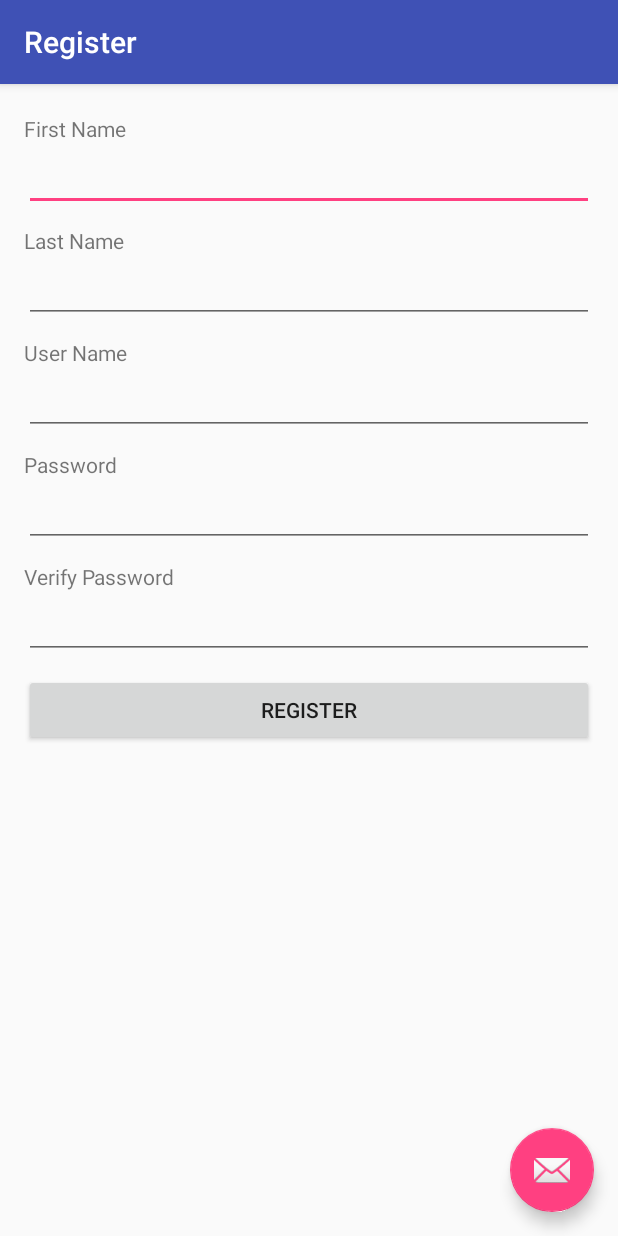
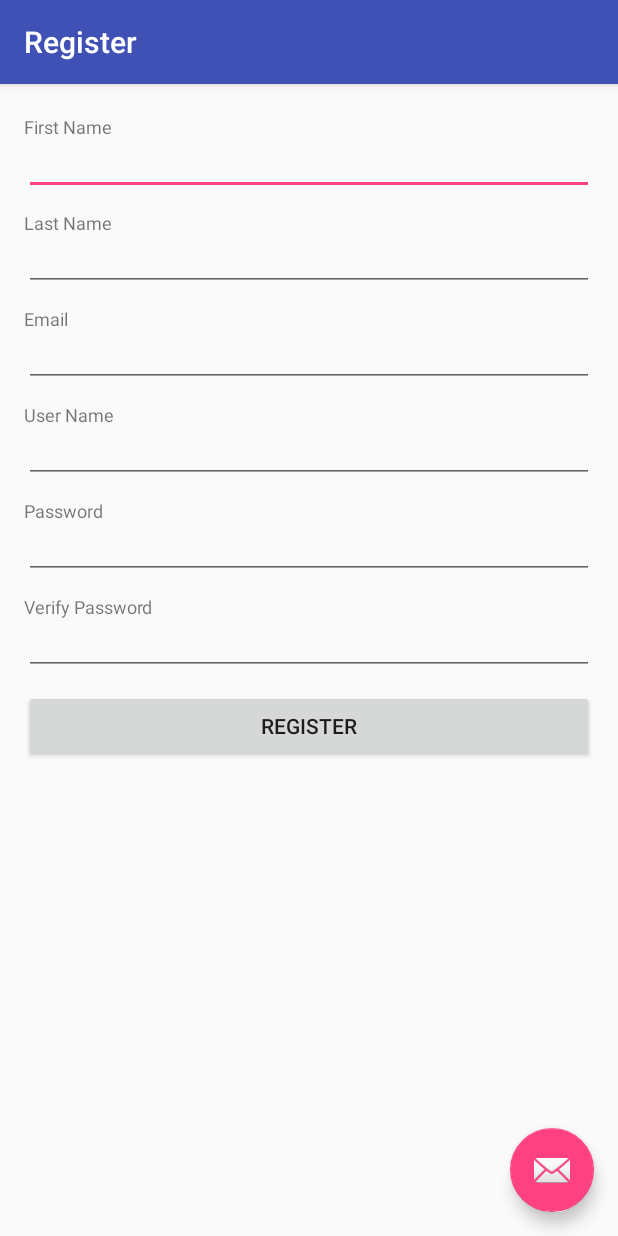
Before and after one commit to anikaboyd/BuzzMovieSelector, an Android app: the screen it shows after launch (Register), after a tap on "Not already a user? Register", on a phone screen of 412 x 824 dp. Run offline under Robolectric (Android 15) with nearby library versions, the phone set to English and light mode, and no system bars.

Commit message:
non persistent registration and profile editing
functional registration and ability to edit profile
(cancelling registration is still ?)

```diff
--- a/app/src/main/java/howimetyourmotherboard/buzzmovieselector/MainActivity.java
+++ b/app/src/main/java/howimetyourmotherboard/buzzmovieselector/MainActivity.java
@@ -1,6 +1,7 @@
 package howimetyourmotherboard.buzzmovieselector;
 
 import android.content.Intent;
+import android.content.SharedPreferences;
 import android.graphics.Typeface;
 import android.os.Bundle;
 import android.support.design.widget.FloatingActionButton;
@@ -13,12 +14,18 @@ import android.view.MenuItem;
 import android.widget.EditText;
 import android.widget.TextView;
 import android.widget.Toast;
+import android.util.Log;
 
 import org.w3c.dom.Text;
+
+import java.util.HashMap;
 
 public class MainActivity extends AppCompatActivity {
     EditText username;
     EditText password;
+    static User currentUser = null;
+    HashMap<String,User> userStore = Register.getUserStore();
+
     @Override
     protected void onCreate(Bundle savedInstanceState) {
         super.onCreate(savedInstanceState);
@@ -26,14 +33,6 @@ public class MainActivity extends AppCompatActivity {
         Toolbar toolbar = (Toolbar) findViewById(R.id.toolbar);
         setSupportActionBar(toolbar);
 
-        FloatingActionButton fab = (FloatingActionButton) findViewById(R.id.fab);
-        fab.setOnClickListener(new View.OnClickListener() {
-            @Override
-            public void onClick(View view) {
-                Snackbar.make(view, "Replace with your own action", Snackbar.LENGTH_LONG)
-                        .setAction("Action", null).show();
-            }
-        });
 
         Typeface type = Typeface.createFromAsset(getAssets(),"bakery.ttf");
         TextView textView = (TextView) findViewById(R.id.welcome);
@@ -65,16 +64,20 @@ public class MainActivity extends AppCompatActivity {
         return super.onOptionsItemSelected(item);
     }
 
+    public static User getCurrentUser() {
+        return currentUser;
+    }
     public void onClick(View v) {
         String name = username.getText().toString();
         String pass = password.getText().toString();
 
-        if ((name.equals("user")) && (pass.equals("pass"))) {
+        if ((userStore.containsKey(name)) && userStore.get(name).getPassword().equals(pass)) {
+            currentUser = userStore.get(name);
             Intent intent = new Intent(this,Home.class);
             startActivity(intent);
         } else {
             Toast.makeText(getApplicationContext(),
-                    "Username or password is incorrect",Toast.LENGTH_LONG).show();
+                    "Username or password is incorrect.",Toast.LENGTH_LONG).show();
         }
     }
 
--- a/app/src/main/java/howimetyourmotherboard/buzzmovieselector/Register.java
+++ b/app/src/main/java/howimetyourmotherboard/buzzmovieselector/Register.java
@@ -1,13 +1,31 @@
 package howimetyourmotherboard.buzzmovieselector;
 
+import android.app.ProgressDialog;
+import android.content.DialogInterface;
+import android.content.Intent;
+import android.content.SharedPreferences;
 import android.os.Bundle;
 import android.support.design.widget.FloatingActionButton;
 import android.support.design.widget.Snackbar;
 import android.support.v7.app.AppCompatActivity;
 import android.support.v7.widget.Toolbar;
+import android.util.Log;
 import android.view.View;
+import android.widget.EditText;
+import android.widget.Toast;
+import java.util.Collection;
+import java.util.HashSet;
+import java.util.ArrayList;
+import java.util.HashMap;
 
 public class Register extends AppCompatActivity {
+    static HashMap<String,User> userStore = new HashMap<>();
+    Collection<User> userList = userStore.values();
+    EditText firstName, lastName, username, password, verified, email;
+
+    public static HashMap<String,User> getUserStore() {
+        return userStore;
+    }
 
     @Override
     protected void onCreate(Bundle savedInstanceState) {
@@ -16,14 +34,33 @@ public class Register extends AppCompatActivity {
         Toolbar toolbar = (Toolbar) findViewById(R.id.toolbar);
         setSupportActionBar(toolbar);
 
-        FloatingActionButton fab = (FloatingActionButton) findViewById(R.id.fab);
-        fab.setOnClickListener(new View.OnClickListener() {
-            @Override
-            public void onClick(View view) {
-                Snackbar.make(view, "Replace with your own action", Snackbar.LENGTH_LONG)
-                        .setAction("Action", null).show();
-            }
-        });
+        firstName = (EditText) findViewById(R.id.firstname);
+        lastName = (EditText) findViewById(R.id.lastname);
+        username = (EditText) findViewById(R.id.username);
+        password = (EditText) findViewById(R.id.password);
+        verified = (EditText) findViewById(R.id.verifypassword);
+        email = (EditText) findViewById(R.id.email);
+
+    }
+
+    public void onClick(View view) {
+        User user = new User(firstName.getText().toString(),lastName.getText().toString(),
+                username.getText().toString(),password.getText().toString(),email.getText().toString());
+
+    //can enforce more things later like no blanks, spaces and password requirements
+        if (!(user.password.equals(verified.getText().toString()))) {
+            Toast.makeText(getApplicationContext(),
+                    "Passwords do not match!", Toast.LENGTH_LONG).show();
+        } else if (userStore.containsKey(user.username)) {
+             Toast.makeText(getApplicationContext(),
+                    "Username already taken!", Toast.LENGTH_LONG).show();
+        } else if ((user.password.equals(verified.getText().toString())) &&
+                (!userStore.containsKey(user.username)))  {
+            userStore.put(user.username, user);
+            Intent intent = new Intent(this, MainActivity.class);
+            startActivity(intent);
+        }
+
     }
 
 }
--- a/app/src/main/res/layout/content_register.xml
+++ b/app/src/main/res/layout/content_register.xml
@@ -1,5 +1,7 @@
 <?xml version="1.0" encoding="utf-8"?>
+
 <LinearLayout xmlns:android="http://schemas.android.com/apk/res/android"
+
     xmlns:app="http://schemas.android.com/apk/res-auto"
     xmlns:tools="http://schemas.android.com/tools"
     android:layout_width="match_parent"
@@ -9,72 +11,104 @@
     android:paddingLeft="@dimen/activity_horizontal_margin"
     android:paddingRight="@dimen/activity_horizontal_margin"
     android:paddingTop="@dimen/activity_vertical_margin">
+    <ScrollView
+        android:layout_width="match_parent"
+        android:layout_height="match_parent">
+        <LinearLayout
+            android:layout_width="match_parent"
+            android:layout_height="match_parent"
+            android:orientation="vertical">
 
     <TextView
         android:paddingTop="60dp"
         android:layout_width="wrap_content"
         android:layout_height="wrap_content"
         android:text="First Name"
-        android:id="@+id/FirstName" />
+        android:id="@+id/FirstName"
+        android:textSize="12sp"/>
 
     <EditText
         android:layout_width="match_parent"
         android:layout_height="wrap_content"
         android:id="@+id/firstname"
         android:layout_marginBottom="10dp"
-        android:singleLine="true"/>
+        android:singleLine="true"
+        android:textSize="12sp"/>
 
     <TextView
         android:layout_width="wrap_content"
         android:layout_height="wrap_content"
         android:text="Last Name"
-        android:id="@+id/LastName" />
+        android:id="@+id/LastName"
+        android:textSize="12sp"/>
+
+    <EditText
+        android:layout_width="match_parent"
+        android:layout_height="wrap_content"
+        android:id="@+id/email"
+        android:layout_marginBottom="10dp"
+        android:singleLine="true"
+        android:textSize="12sp"/>
+
+    <TextView
+        android:layout_width="wrap_content"
+        android:layout_height="wrap_content"
+        android:text="Email"
+        android:id="@+id/Email"
+        android:textSize="12sp"/>
 
     <EditText
         android:layout_width="match_parent"
         android:layout_height="wrap_content"
         android:id="@+id/lastname"
         android:layout_marginBottom="10dp"
-        android:singleLine="true" />
+        android:singleLine="true"
+        android:textSize="12sp"/>
 
     <TextView
         android:layout_width="wrap_content"
         android:layout_height="wrap_content"
         android:text="User Name"
-        android:id="@+id/Username" />
+        android:id="@+id/Username"
+        android:textSize="12sp"/>
 
     <EditText
         android:layout_width="match_parent"
         android:layout_height="wrap_content"
         android:id="@+id/username"
         android:layout_marginBottom="10dp"
-        android:singleLine="true" />
+        android:singleLine="true"
+        android:textSize="12sp"/>
 
     <TextView
         android:layout_width="wrap_content"
         android:layout_height="wrap_content"
         android:text="Password"
-        android:id="@+id/Password" />
+        android:id="@+id/Password"
+        android:textSize="12sp"/>
 
     <EditText
         android:layout_width="match_parent"
         android:layout_height="wrap_content"
         android:id="@+id/password"
         android:layout_marginBottom="10dp"
-        android:singleLine="true" />
+        android:singleLine="true"
+        android:textSize="12sp"/>
 
     <TextView
         android:layout_width="wrap_content"
         android:layout_height="wrap_content"
         android:text="Verify Password"
-        android:id="@+id/VerifyPassword" />
+        android:id="@+id/VerifyPassword"
+        android:textSize="12sp"/>
 
     <EditText
         android:layout_width="match_parent"
         android:layout_height="wrap_content"
         android:id="@+id/verifypassword"
         android:layout_marginBottom="10dp"
-        android:singleLine="true" />
+        android:singleLine="true"
+        android:textSize="12sp"/>
 
     <Button
         android:layout_width="match_parent"
@@ -82,5 +116,7 @@
         android:text="Register"
         android:id="@+id/register"
         android:onClick="onClick" />
+        </LinearLayout>
+    </ScrollView>
 
 </LinearLayout>
--- a/app/src/main/res/values/strings.xml
+++ b/app/src/main/res/values/strings.xml
@@ -5,4 +5,5 @@
     <string name="welcome">Buzz Movie Selector</string>
     <string name="title_activity_home">Home</string>
     <string name="title_activity_register">Register</string>
+    <string name="title_activity_profile">Profile</string>
 </resources>
```
Also changed, not shown: app/src/main/AndroidManifest.xml (+10 -1 lines), app/src/main/java/howimetyourmotherboard/buzzmovieselector/Home.java (+6 -9 lines), app/src/main/java/howimetyourmotherboard/buzzmovieselector/Profile.java (added, +98 -0 lines), app/src/main/java/howimetyourmotherboard/buzzmovieselector/User.java (+68 -3 lines), app/src/main/res/layout/activity_home.xml (+0 -8 lines), app/src/main/res/layout/activity_main.xml (+0 -8 lines), app/src/main/res/layout/activity_profile.xml (added, +27 -0 lines), app/src/main/res/layout/content_home.xml (+15 -2 lines), app/src/main/res/layout/content_profile.xml (added, +138 -0 lines).
